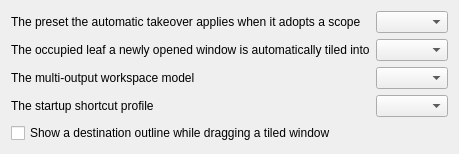
beefsack/plasma-auto-tiler, file kwin/contents/ui/config.ui: the form before one commit.
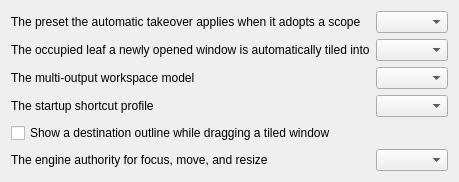
The form after the commit.

Commit message: feat(kwin): add opt-in Rust engine authority

```diff
--- a/kwin/contents/ui/config.ui
+++ b/kwin/contents/ui/config.ui
@@ -50,6 +50,16 @@
       </property>
      </widget>
     </item>
+     <item row="5" column="0">
+      <widget class="QLabel" name="label_engineAuthorityMode">
+       <property name="text">
+        <string>The engine authority for focus, move, and resize</string>
+       </property>
+      </widget>
+     </item>
+     <item row="5" column="1">
+      <widget class="QComboBox" name="kcfg_engineAuthorityMode"/>
+     </item>
    </layout>
  </widget>
  <resources/>
```
Lines whose indentation alone changed are shown as unchanged. The commit also changes 28 other files.
